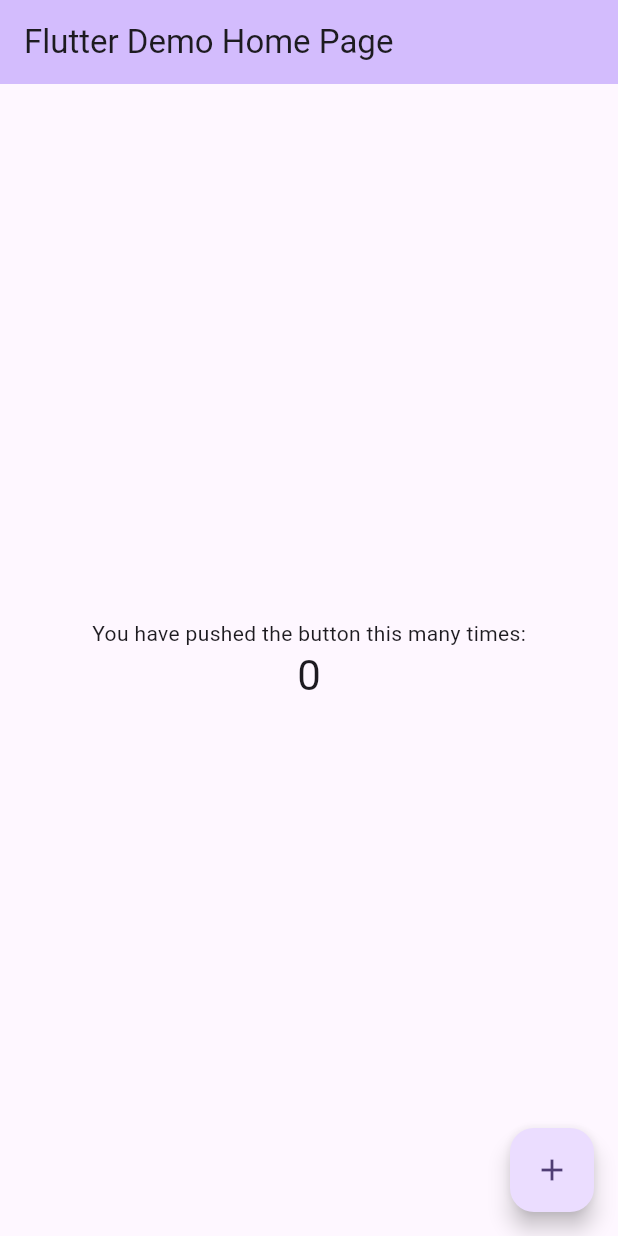
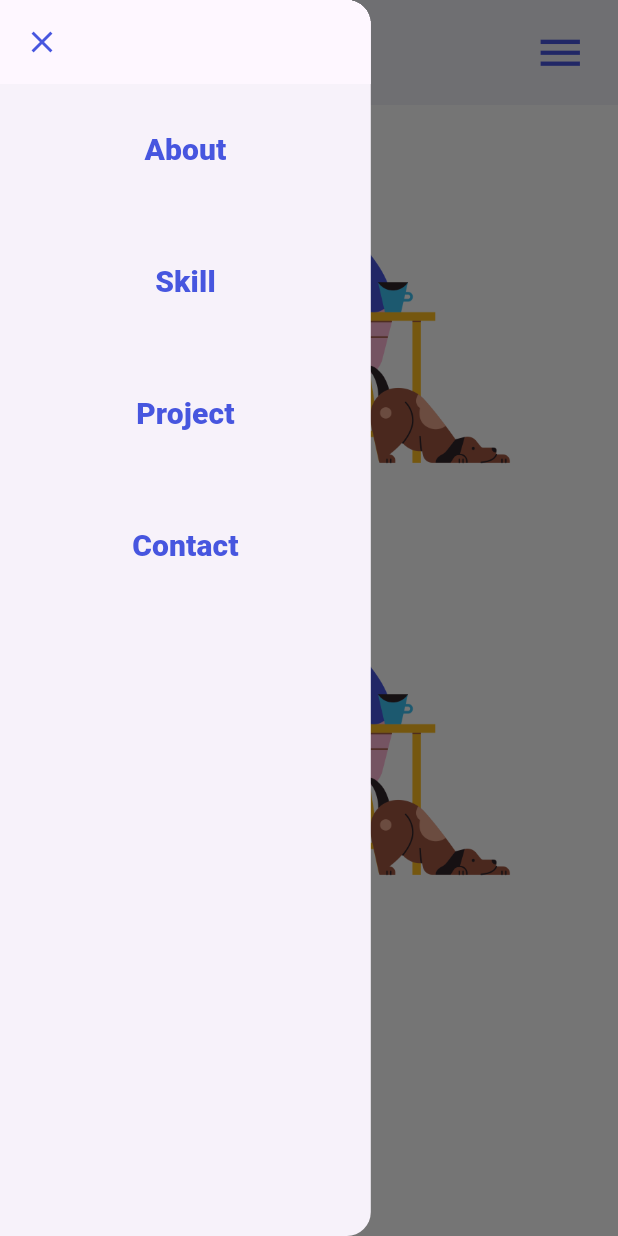
Before and after one commit to Israel02-tech/flutter-responsive-portfolio-app, a Flutter app: the screen it shows after launch, with the side drawer open (before the commit the screen has no drawer), on a phone screen of 412 x 824 dp. Run offline on Flutter 3.47's test engine with Material 3 defaults, Android fonts, the phone set to English and light mode, and no system bars.

Commit message:
Created the homepage including the topbar and the drawer for both android creen and deskstop screen

```diff
--- /dev/null
+++ b/lib/Responsiveness/responsive.dart
@@ -0,0 +1,19 @@
+// This class contains static methods to determine the screen size and type (mobile or not)
+import 'package:flutter/material.dart';
+
+class Responsive {
+  // this method check if the screen width is less than or equal to 600 pixels
+  static bool isMobile(BuildContext context) {
+    return MediaQuery.of(context).size.width <= 600;
+  }
+
+  // otherwise it indicates a desktop or web and takes the full width of screen
+  static double widthOfScreen(BuildContext context) {
+    return MediaQuery.of(context).size.width;
+  }
+
+  // this static method return the height of the screen
+  static double heightOfScreen(BuildContext context) {
+    return MediaQuery.of(context).size.height;
+  }
+}
--- /dev/null
+++ b/lib/Utils/colors.dart
@@ -0,0 +1,4 @@
+import 'package:flutter/material.dart';
+
+const textColor = Color(0xFF4756DF);
+const shadowColor = Color(0xFFC4ACA1);
--- /dev/null
+++ b/lib/View/components/drawer.dart
@@ -0,0 +1,41 @@
+import 'package:flutter/material.dart';
+import 'package:responsive_portfolio_app/Utils/colors.dart';
+import 'package:responsive_portfolio_app/View/components/topbar.dart';
+
+class MyDrawer extends StatelessWidget {
+  final ScrollController scrollController;
+  const MyDrawer({super.key, required this.scrollController});
+
+  @override
+  Widget build(BuildContext context) {
+    return FractionallySizedBox(
+      widthFactor: 0.6, // Sets the drawer to be 50% of the screen width
+      child: Drawer(
+        // Using Drawer widget
+        child: Column(
+          children: [
+            AppBar(
+              automaticallyImplyLeading: false,
+              leading: IconButton(
+                onPressed: () {
+                  Navigator.pop(context);
+                },
+                icon: const Icon(
+                  Icons.close,
+                  color: textColor,
+                ),
+              ),
+            ),
+            Expanded(
+              child: Center(
+                child: TopBar(
+                  scrollController: scrollController,
+                ),
+              ),
+            ),
+          ],
+        ),
+      ),
+    );
+  }
+}
--- /dev/null
+++ b/lib/View/components/profile_and_intro.dart
@@ -0,0 +1,38 @@
+import 'package:flutter/material.dart';
+import 'package:responsive_portfolio_app/Responsiveness/responsive.dart';
+
+class ProfileAndIntro extends StatelessWidget {
+  const ProfileAndIntro({super.key});
+
+  @override
+  Widget build(BuildContext context) {
+    return Column(
+      children: [
+        Wrap(
+          children: [
+            SizedBox(
+              width: Responsive.isMobile(context)
+                  // it takes full width in mobile screen but onlyu takes half width in web and desktop
+                  ? Responsive.widthOfScreen(context)
+                  : Responsive.widthOfScreen(context) / 2,
+              height: Responsive.isMobile(context)
+                  ? Responsive.heightOfScreen(context) / 3
+                  : Responsive.heightOfScreen(context) - 70,
+              child: Image.asset("images/profile-image.png"),
+            ),
+            SizedBox(
+              width: Responsive.isMobile(context)
+                  // it takes full width in mobile screen but onlyu takes half width in web and desktop
+                  ? Responsive.widthOfScreen(context)
+                  : Responsive.widthOfScreen(context) / 2,
+              height: Responsive.isMobile(context)
+                  ? Responsive.heightOfScreen(context) / 3
+                  : Responsive.heightOfScreen(context) - 70,
+              child: Image.asset("images/profile-image.png"),
+            ),
+          ],
+        )
+      ],
+    );
+  }
+}
--- /dev/null
+++ b/lib/View/components/topbar.dart
@@ -0,0 +1,91 @@
+import 'package:flutter/material.dart';
+
+import '../../Responsiveness/responsive.dart';
+import '../../Utils/colors.dart';
+
+class TopBar extends StatelessWidget {
+  final ScrollController scrollController;
+  const TopBar({super.key, required this.scrollController});
+
+  @override
+  Widget build(BuildContext context) {
+    bool isMobile = Responsive.isMobile(context);
+    return isMobile
+        ? Column(
+            children: topBarData(scrollController, context, isMobile: true),
+          )
+        : Row(
+            children: topBarData(scrollController, context),
+          );
+  }
+
+  List<Widget> topBarData(
+      ScrollController scrollController, BuildContext context,
+      {bool isMobile = false}) {
+    int scrollDuration = isMobile ? 800 : 500;
+    // the main operation is to scroll when we click on any items in topbar
+    // wehave perfrom this operation later
+    return [
+      Padding(
+        padding:
+            EdgeInsets.symmetric(horizontal: 10, vertical: isMobile ? 20 : 0),
+        child: TextButton(
+          onPressed: () {},
+          child: const Text(
+            "About",
+            style: TextStyle(
+              fontSize: 20,
+              color: textColor,
+              fontWeight: FontWeight.w900,
+            ),
+          ),
+        ),
+      ),
+      Padding(
+        padding:
+            EdgeInsets.symmetric(horizontal: 10, vertical: isMobile ? 20 : 0),
+        child: TextButton(
+          onPressed: () {},
+          child: const Text(
+            "Skill",
+            style: TextStyle(
+              fontSize: 20,
+              color: textColor,
+              fontWeight: FontWeight.w900,
+            ),
+          ),
+        ),
+      ),
+      Padding(
+        padding:
+            EdgeInsets.symmetric(horizontal: 10, vertical: isMobile ? 20 : 0),
+        child: TextButton(
+          onPressed: () {},
+          child: const Text(
+            "Project",
+            style: TextStyle(
+              fontSize: 20,
+              color: textColor,
+              fontWeight: FontWeight.w900,
+            ),
+          ),
+        ),
+      ),
+      Padding(
+        padding:
+            EdgeInsets.symmetric(horizontal: 10, vertical: isMobile ? 20 : 0),
+        child: TextButton(
+          onPressed: () {},
+          child: const Text(
+            "Contact",
+            style: TextStyle(
+              fontSize: 20,
+              color: textColor,
+              fontWeight: FontWeight.w900,
+            ),
+          ),
+        ),
+      ),
+    ];
+  }
+}
--- /dev/null
+++ b/lib/View/home_page.dart
@@ -0,0 +1,69 @@
+import 'package:flutter/material.dart';
+import 'package:responsive_portfolio_app/View/components/drawer.dart';
+import 'package:responsive_portfolio_app/View/components/profile_and_intro.dart';
+
+import '../Responsiveness/responsive.dart';
+import '../Utils/colors.dart';
+import 'components/topbar.dart';
+
+class DeveloperPortFolio extends StatelessWidget {
+  DeveloperPortFolio({super.key});
+  final ScrollController _scrollController = ScrollController();
+  final GlobalKey<ScaffoldState> _globalKey = GlobalKey<ScaffoldState>();
+
+  @override
+  Widget build(BuildContext context) {
+    return Scaffold(
+        key: _globalKey,
+        backgroundColor: Colors.white,
+        appBar: AppBar(
+          automaticallyImplyLeading: false,
+          centerTitle: false,
+          title: const Text(
+            "Israel Omotayo",
+            style: TextStyle(
+              fontSize: 26,
+              fontWeight: FontWeight.bold,
+              color: textColor,
+            ),
+          ),
+          backgroundColor: Colors.white,
+          elevation: 3,
+          toolbarHeight: 70,
+          actions: [
+            Responsive.isMobile(context)
+                ? Padding(
+                    padding: const EdgeInsets.only(right: 13),
+                    child: IconButton(
+                      onPressed: () {
+                        _globalKey.currentState!.openDrawer();
+                      },
+                      icon: const Icon(
+                        Icons.menu,
+                        color: textColor,
+                        size: 35,
+                      ),
+                    ),
+                  )
+                : TopBar(
+                    scrollController: _scrollController,
+                  ),
+          ],
+        ),
+        drawer: Responsive.isMobile(context)
+            ? MyDrawer(scrollController: _scrollController)
+            : null,
+        body: SafeArea(
+            child: Stack(
+          children: [
+            SingleChildScrollView(
+              child: Column(
+                children: [
+                  ProfileAndIntro(),
+                ],
+              ),
+            ),
+          ],
+        )));
+  }
+}
--- a/lib/main.dart
+++ b/lib/main.dart
@@ -1,4 +1,6 @@
 import 'package:flutter/material.dart';
+
+import 'View/home_page.dart';
 
 void main() {
   runApp(const MyApp());
@@ -10,116 +12,7 @@ class MyApp extends StatelessWidget {
   // This widget is the root of your application.
   @override
   Widget build(BuildContext context) {
-    return MaterialApp(
-      title: 'Flutter Demo',
-      theme: ThemeData(
-        // This is the theme of your application.
-        //
-        // TRY THIS: Try running your application with "flutter run". You'll see
-        // the application has a purple toolbar. Then, without quitting the app,
-        // try changing the seedColor in the colorScheme below to Colors.green
-        // and then invoke "hot reload" (save your changes or press the "hot
-        // reload" button in a Flutter-supported IDE, or press "r" if you used
-        // the command line to start the app).
-        //
-        // Notice that the counter didn't reset back to zero; the application
-        // state is not lost during the reload. To reset the state, use hot
-        // restart instead.
-        //
-        // This works for code too, not just values: Most code changes can be
-        // tested with just a hot reload.
-        colorScheme: ColorScheme.fromSeed(seedColor: Colors.deepPurple),
-        useMaterial3: true,
-      ),
-      home: const MyHomePage(title: 'Flutter Demo Home Page'),
-    );
+    return MaterialApp(debugShowCheckedModeBanner: false,
+      home: DeveloperPortFolio(),);
   }
 }
-
-class MyHomePage extends StatefulWidget {
-  const MyHomePage({super.key, required this.title});
-
-  // This widget is the home page of your application. It is stateful, meaning
-  // that it has a State object (defined below) that contains fields that affect
-  // how it looks.
-
-  // This class is the configuration for the state. It holds the values (in this
-  // case the title) provided by the parent (in this case the App widget) and
-  // used by the build method of the State. Fields in a Widget subclass are
-  // always marked "final".
-
-  final String title;
-
-  @override
-  State<MyHomePage> createState() => _MyHomePageState();
-}
-
-class _MyHomePageState extends State<MyHomePage> {
-  int _counter = 0;
-
-  void _incrementCounter() {
-    setState(() {
-      // This call to setState tells the Flutter framework that something has
-      // changed in this State, which causes it to rerun the build method below
-      // so that the display can reflect the updated values. If we changed
-      // _counter without calling setState(), then the build method would not be
-      // called again, and so nothing would appear to happen.
-      _counter++;
-    });
-  }
-
-  @override
-  Widget build(BuildContext context) {
-    // This method is rerun every time setState is called, for instance as done
-    // by the _incrementCounter method above.
-    //
-    // The Flutter framework has been optimized to make rerunning build methods
-    // fast, so that you can just rebuild anything that needs updating rather
-    // than having to individually change instances of widgets.
-    return Scaffold(
-      appBar: AppBar(
-        // TRY THIS: Try changing the color here to a specific color (to
-        // Colors.amber, perhaps?) and trigger a hot reload to see the AppBar
-        // change color while the other colors stay the same.
-        backgroundColor: Theme.of(context).colorScheme.inversePrimary,
-        // Here we take the value from the MyHomePage object that was created by
-        // the App.build method, and use it to set our appbar title.
-        title: Text(widget.title),
-      ),
-      body: Center(
-        // Center is a layout widget. It takes a single child and positions it
-        // in the middle of the parent.
-        child: Column(
-          // Column is also a layout widget. It takes a list of children and
-          // arranges them vertically. By default, it sizes itself to fit its
-          // children horizontally, and tries to be as tall as its parent.
-          //
-          // Column has various properties to control how it sizes itself and
-          // how it positions its children. Here we use mainAxisAlignment to
-          // center the children vertically; the main axis here is the vertical
-          // axis because Columns are vertical (the cross axis would be
-          // horizontal).
-          //
-          // TRY THIS: Invoke "debug painting" (choose the "Toggle Debug Paint"
-          // action in the IDE, or press "p" in the console), to see the
-          // wireframe for each widget.
-          mainAxisAlignment: MainAxisAlignment.center,
-          children: <Widget>[
-            const Text(
-              'You have pushed the button this many times:',
-            ),
-            Text(
-              '$_counter',
-              style: Theme.of(context).textTheme.headlineMedium,
-            ),
-          ],
-        ),
-      ),
-      floatingActionButton: FloatingActionButton(
-        onPressed: _incrementCounter,
-        tooltip: 'Increment',
-        child: const Icon(Icons.add),
-      ), // This trailing comma makes auto-formatting nicer for build methods.
-    );
-  }
-}
--- a/pubspec.yaml
+++ b/pubspec.yaml
@@ -59,8 +59,8 @@ flutter:
   uses-material-design: true
 
   # To add assets to your application, add an assets section, like this:
-  # assets:
-  #   - images/a_dot_burr.jpeg
+  assets:
+    - images/
   #   - images/a_dot_ham.jpeg
 
   # An image asset can refer to one or more resolution-specific "variants", see
```
Also changed, not shown: images/chat.png (added), images/ecommerce.png (added), images/news.png (added), images/profile-image.png (added), images/quiz.png (added), images/tmdb.png (added), images/weather (1).png (added), images/weather.png (added).
